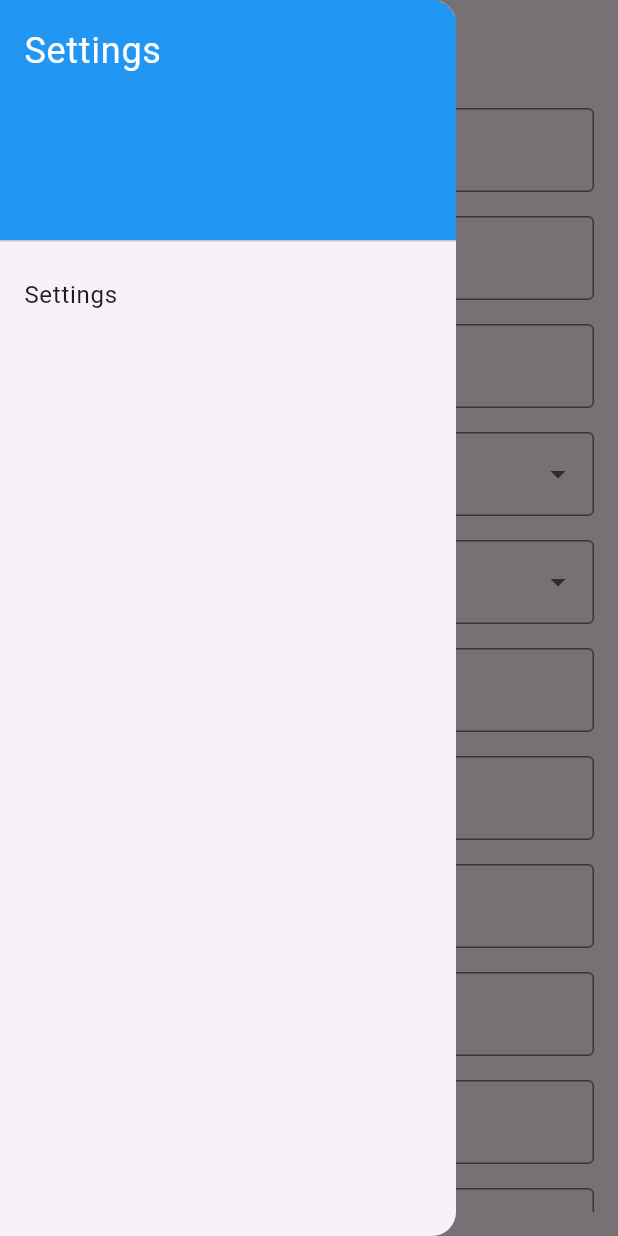
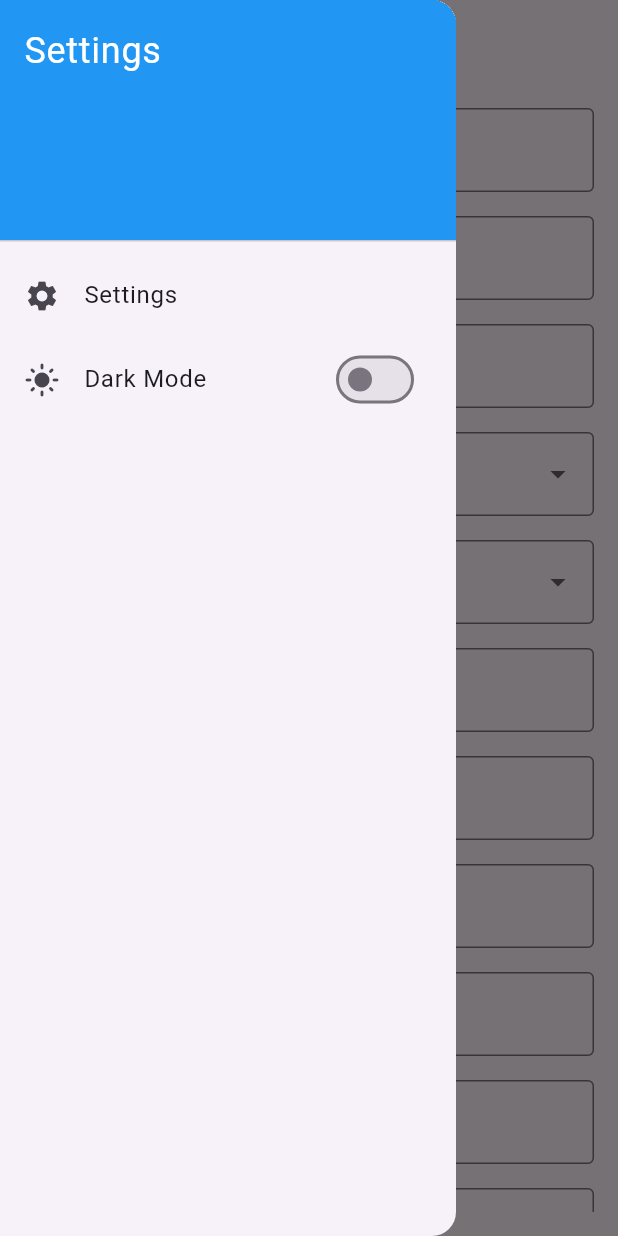
Before and after one commit to shikdershondhi/rent, a Flutter app: the screen it shows after launch, with the side drawer open, on a phone screen of 412 x 824 dp. Run offline on Flutter 3.47's test engine with Material 3 defaults, Android fonts, the phone set to English and light mode, and no system bars; missing offline and left inert: flutter_share.

Commit message:
feat: implement theme switching functionality with ValueNotifier

```diff
--- a/lib/main.dart
+++ b/lib/main.dart
@@ -2,21 +2,34 @@ import 'package:flutter/material.dart';
 import 'package:flutter/services.dart';
 import 'package:flutter_share/flutter_share.dart';
 
+final ValueNotifier<ThemeMode> themeNotifier = ValueNotifier(ThemeMode.light);
+
 void main() async {
-  runApp(const MyApp());
+  runApp(MyApp());
 }
 
 class MyApp extends StatelessWidget {
-  const MyApp({super.key});
+  MyApp({super.key});
 
   @override
   Widget build(BuildContext context) {
+    return ValueListenableBuilder<ThemeMode>(
+      valueListenable: themeNotifier,
+      builder: (context, mode, _) {
         return MaterialApp(
           title: 'Rent and Bill Calculator',
           theme: ThemeData(
             primarySwatch: Colors.blue,
+            brightness: Brightness.light,
           ),
+          darkTheme: ThemeData(
+            brightness: Brightness.dark,
+            primarySwatch: Colors.blue,
+          ),
+          themeMode: mode,
           home: HomeScreen(),
+        );
+      },
     );
   }
 }
@@ -311,9 +324,38 @@ Total Bill: $_totalBill
               ),
             ),
             ListTile(
+              leading: const Icon(Icons.settings),
               title: const Text('Settings'),
               onTap: () {
                 Navigator.pop(context);
+              },
+            ),
+            ListTile(
+              leading: ValueListenableBuilder<ThemeMode>(
+                valueListenable: themeNotifier,
+                builder: (context, mode, _) {
+                  return Icon(
+                    mode == ThemeMode.dark ? Icons.dark_mode : Icons.light_mode,
+                  );
+                },
+              ),
+              title: const Text('Dark Mode'),
+              trailing: ValueListenableBuilder<ThemeMode>(
+                valueListenable: themeNotifier,
+                builder: (context, mode, _) {
+                  return Switch(
+                    value: mode == ThemeMode.dark,
+                    onChanged: (val) {
+                      themeNotifier.value =
+                          val ? ThemeMode.dark : ThemeMode.light;
+                    },
+                  );
+                },
+              ),
+              onTap: () {
+                themeNotifier.value = themeNotifier.value == ThemeMode.dark
+                    ? ThemeMode.light
+                    : ThemeMode.dark;
               },
             ),
           ],
```
Lines whose indentation alone changed are shown as unchanged.
